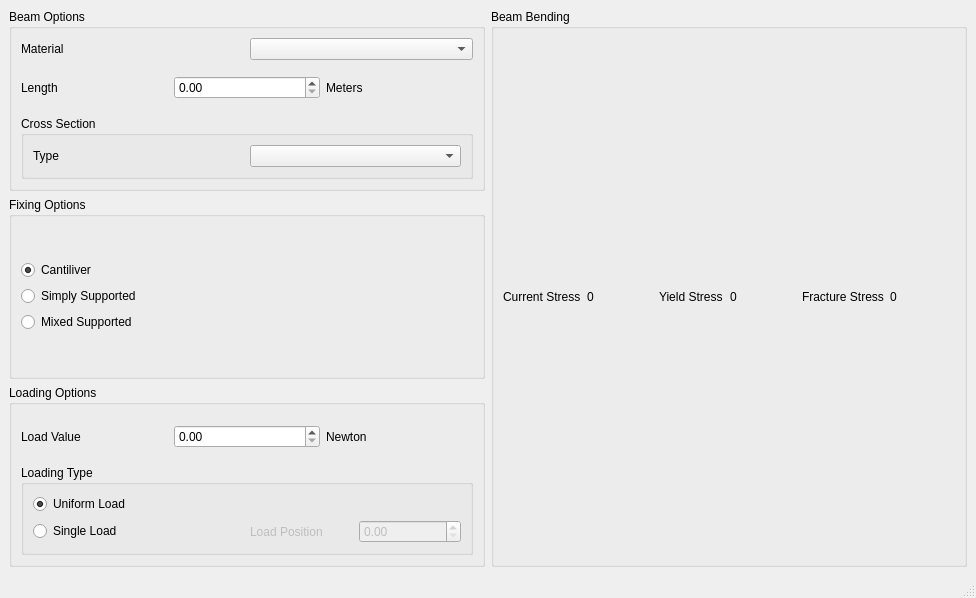
This is mainwindow.ui in opensourcereality/beambending as Qt 5 draws it before an edit. The edited form follows.
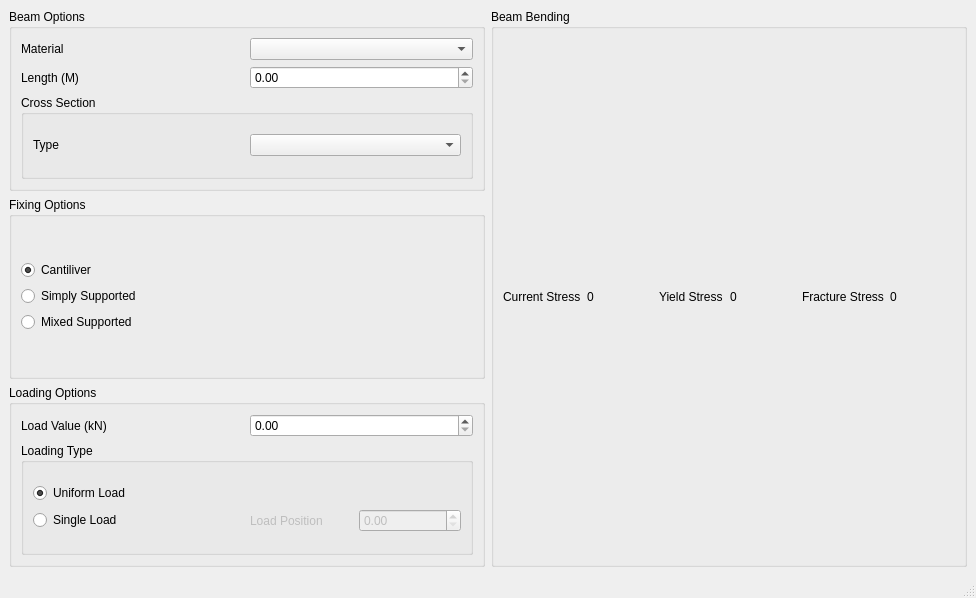
This is the edited form.

```diff
--- a/mainwindow.ui
+++ b/mainwindow.ui
@@ -44,20 +44,13 @@
              <item>
               <widget class="QLabel" name="label_2">
                <property name="text">
-                <string>Length</string>
+                <string>Length (M)</string>
                </property>
               </widget>
              </item>
              <item>
               <widget class="QDoubleSpinBox" name="length"/>
              </item>
-             <item>
-              <widget class="QLabel" name="label_8">
-               <property name="text">
-                <string>Meters</string>
-               </property>
-              </widget>
-             </item>
             </layout>
            </item>
            <item>
@@ -141,7 +134,7 @@
              <item>
               <widget class="QLabel" name="label_5">
                <property name="text">
-                <string>Load Value</string>
+                <string>Load Value (kN)</string>
                </property>
               </widget>
              </item>
@@ -152,13 +145,6 @@
                </property>
               </widget>
              </item>
-             <item>
-              <widget class="QLabel" name="label_6">
-               <property name="text">
-                <string>Newton</string>
-               </property>
-              </widget>
-             </item>
             </layout>
            </item>
            <item>
```
